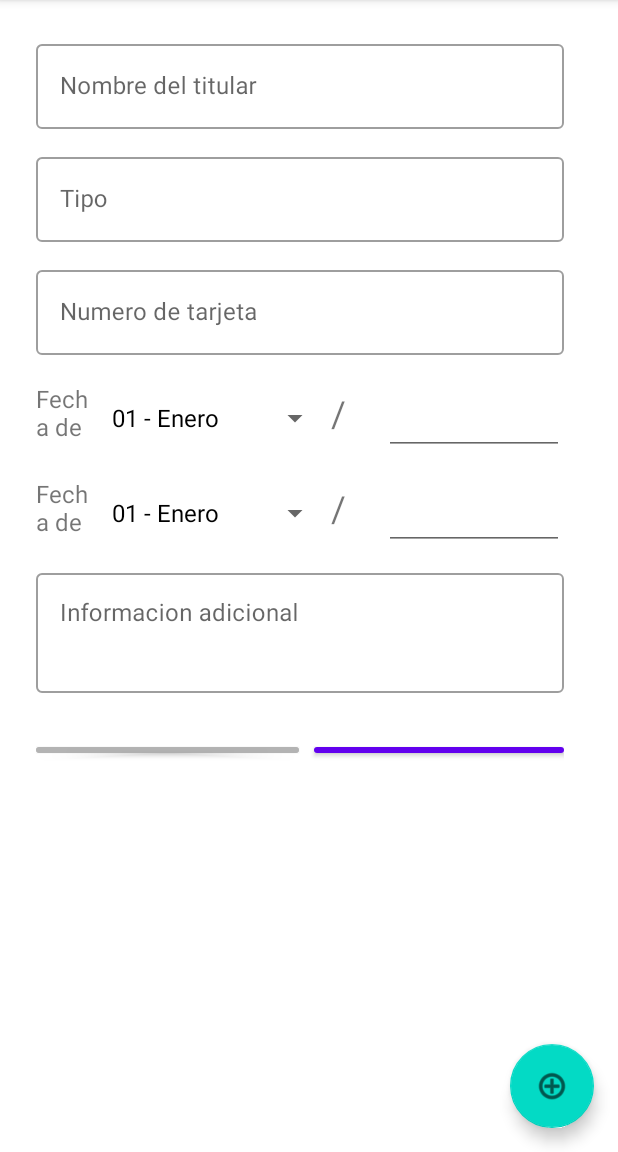
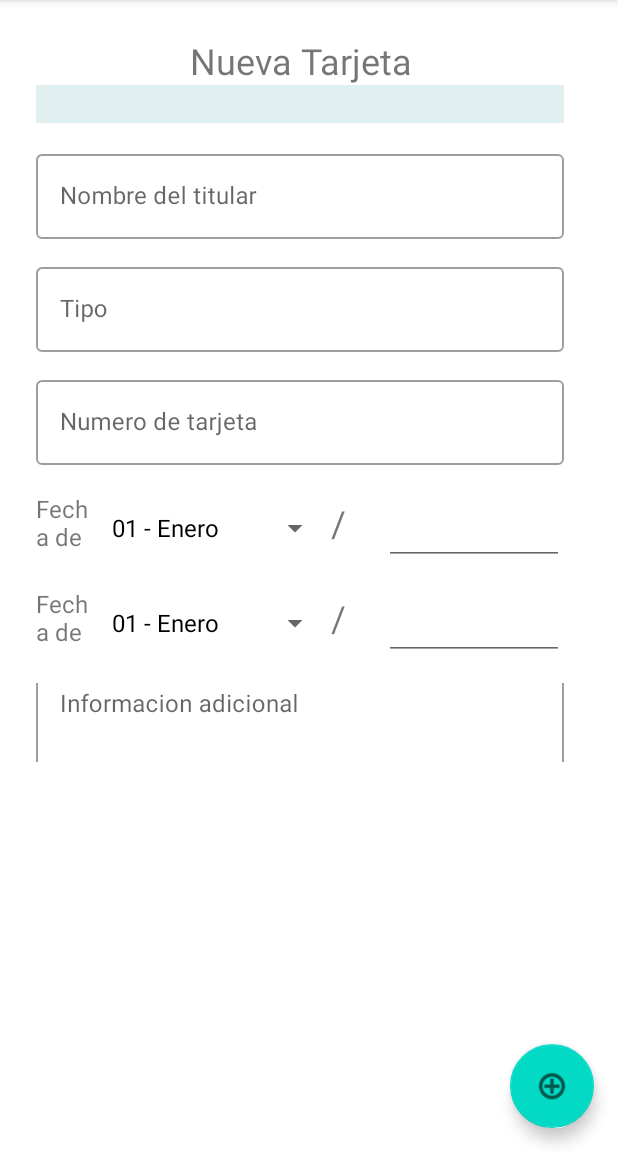
Before and after one commit to MaxiCoro/GestorPassword, an Android app: the fragment NewCardFragment placed in its activity, on a phone screen of 412 x 824 dp, the part 84-1236 px from its top. Run offline under Robolectric (Android 15) with nearby library versions, the phone set to English and light mode, and no system bars; our stand-ins replace navigation-ui.

Commit message:
Modificacion en los layouts

```diff
--- a/app/src/main/res/layout/fragment_new_card.xml
+++ b/app/src/main/res/layout/fragment_new_card.xml
@@ -8,10 +8,26 @@
     tools:context=".ExtraFragments.NewCardFragment"
     android:padding="16dp">
 
+    <TextView
+        android:id="@+id/textView8"
+        android:layout_width="match_parent"
+        android:layout_height="wrap_content"
+        android:text="@string/newCard_Header"
+        android:textAlignment="center"
+        android:textSize="24sp" />
+
+    <View
+        android:id="@+id/divider3"
+        android:layout_width="match_parent"
+        android:layout_height="25dp"
+        android:backgroundTint="@color/teal_700"
+        android:background="?android:attr/listDivider" />
+
     <com.google.android.material.textfield.TextInputLayout
         style="@style/Widget.MaterialComponents.TextInputLayout.OutlinedBox"
         android:layout_width="match_parent"
         android:layout_height="wrap_content"
+        android:layout_marginTop="15dp"
         android:hint="@string/newCard_Titular"
 
         >
--- a/app/src/main/res/values/strings.xml
+++ b/app/src/main/res/values/strings.xml
@@ -18,16 +18,19 @@
     <string name="btn_Guardar">Guardar</string>
 
     //Texto nueva password
+    <string name="newPassword_Header">Nueva Contraseña</string>
     <string name="newPassword_URL">URL</string>
     <string name="newPassword_Nombre">Nombre</string>
     <string name="newPassword_Usuario">Usuario</string>
     <string name="newPassword_Contraseña">Contraseña</string>
 
     //Texto nueva nota
+    <string name="newNote_Header">Nueva Nota</string>
     <string name="newNote_Nombre">Nombre</string>
     <string name="newNote_Descripcion">Descripcion</string>
 
     //Texto nueva tarjeta
+    <string name="newCard_Header">Nueva Tarjeta</string>
     <string name="newCard_Titular">Nombre del titular</string>
     <string name="newCard_Tipo">Tipo</string>
     <string name="newCard_NroTarjeta">Numero de tarjeta</string>
```
Also changed, not shown: app/src/main/java/com/example/navigationdrawer/ExtraFragments/NewCardFragment.java (+10 -19 lines), app/src/main/java/com/example/navigationdrawer/ExtraFragments/NewNoteFragment.java (+10 -9 lines), app/src/main/java/com/example/navigationdrawer/ExtraFragments/NewPasswordFragment.java (+10 -13 lines), app/src/main/res/layout/fragment_new_note.xml (+16 -0 lines), app/src/main/res/layout/fragment_new_password.xml (+16 -0 lines).
